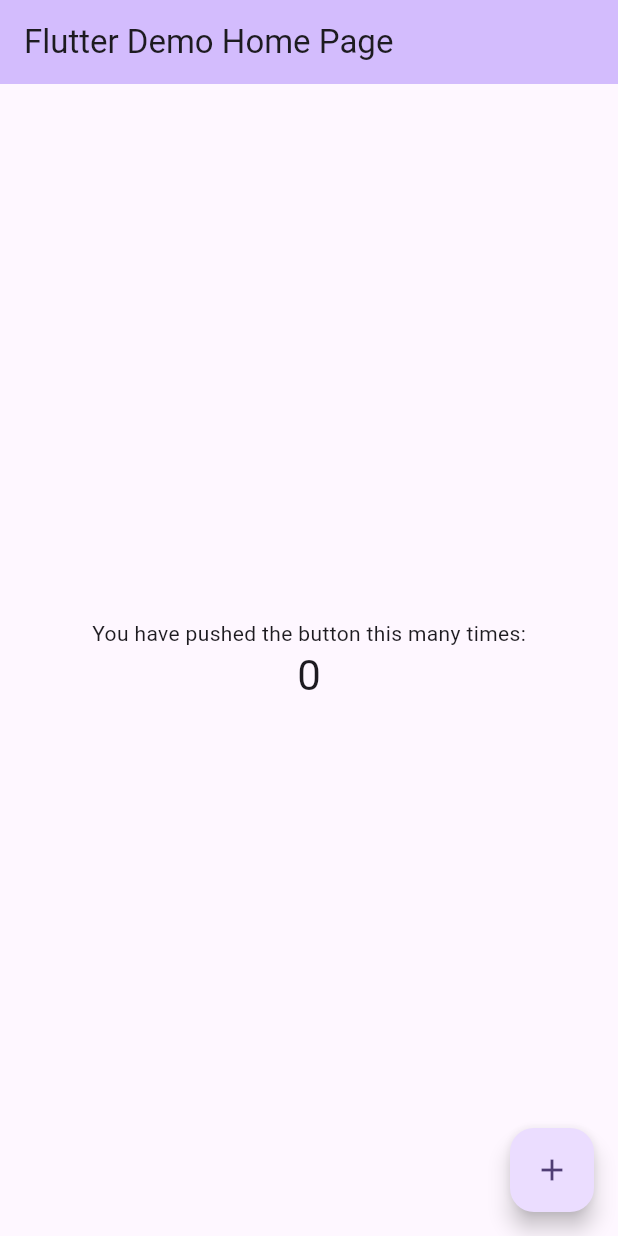
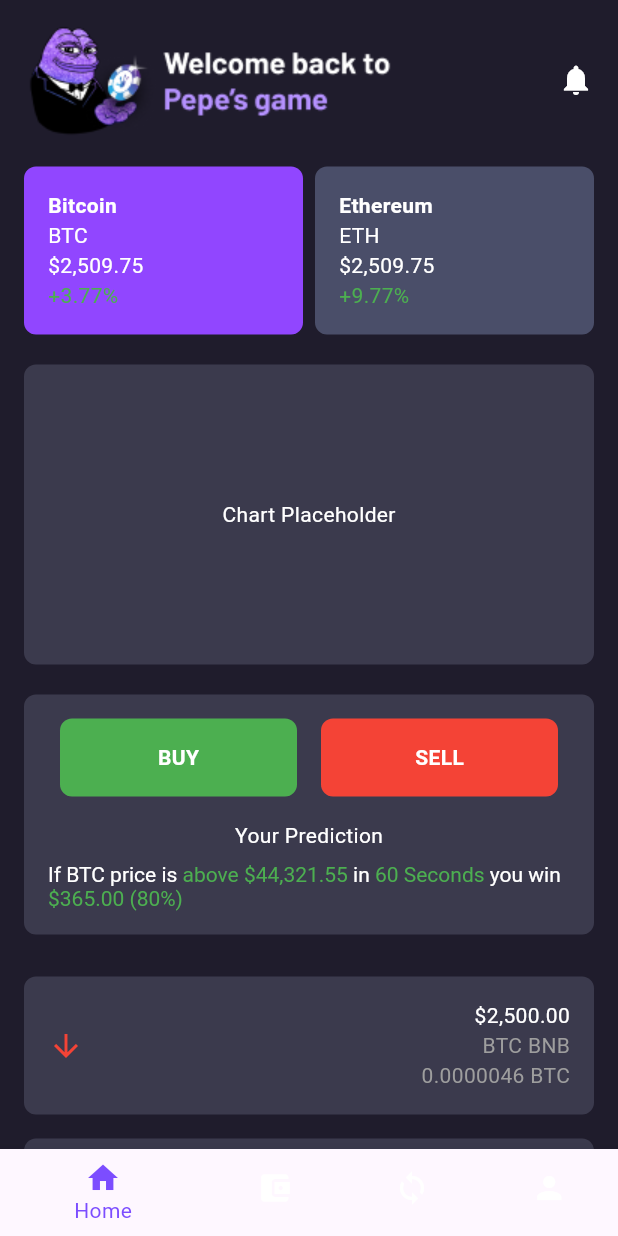
Before and after one commit to RasZarky/Pepe, a Flutter app: the screen it shows after launch, on a phone screen of 412 x 824 dp. Run offline on Flutter 3.47's test engine with Material 3 defaults, Android fonts, the light colour scheme and no system bars.

Commit message:
home page basic structure added

```diff
--- /dev/null
+++ b/lib/home/home_page.dart
@@ -0,0 +1,232 @@
+import 'package:flutter/material.dart';
+
+class HomePage extends StatefulWidget {
+  const HomePage({super.key});
+
+  @override
+  State<HomePage> createState() => _HomePageState();
+}
+
+class _HomePageState extends State<HomePage> {
+  @override
+  Widget build(BuildContext context) {
+    return Scaffold(
+        backgroundColor: const Color(0xFF1F1C2C),
+      // appBar: AppBar(
+      //   backgroundColor: Color(0xFF1F1C2C),
+      //   elevation: 0,
+      //   leading: IconButton(
+      //     icon: Icon(Icons.arrow_back_ios),
+      //     onPressed: () {},
+      //   ),
+      //   actions: [
+      //     IconButton(
+      //       icon: Icon(Icons.lock),
+      //       onPressed: () {},
+      //     ),
+      //   ],
+      // ),
+      body: SafeArea(
+        child: SingleChildScrollView(
+
+          padding: const EdgeInsets.all(16.0),
+          child: Column(
+            children: [
+              _buildHeader(),
+              SizedBox(height: 20),
+              _buildAssets(),
+              SizedBox(height: 20),
+              _buildChart(),
+              SizedBox(height: 20),
+              _buildPrediction(),
+              SizedBox(height: 20),
+              _buildPredictionsList(),
+            ],
+          ),
+        ),
+      ),
+      bottomNavigationBar: _buildBottomNavigationBar(),
+    );
+}
+
+  Widget _buildHeader() {
+    return Row(
+      mainAxisAlignment: MainAxisAlignment.spaceBetween,
+      children: [
+        Image.asset("assets/images/welcome.png"),
+        const Icon(Icons.notifications, color: Colors.white,)
+      ],
+    );
+  }
+
+  Widget _buildAssets() {
+    return Row(
+      children: [
+        _buildAssetCard('Bitcoin', 'BTC', '\$2,509.75', '+3.77%', Color(0xFF9146FF)),
+        SizedBox(width: 8),
+        _buildAssetCard('Ethereum', 'ETH', '\$2,509.75', '+9.77%', Color(0xFF4A4E69)),
+      ],
+    );
+  }
+
+  Widget _buildAssetCard(String name, String symbol, String price, String change, Color color) {
+    return Expanded(
+      child: Container(
+        padding: EdgeInsets.all(16),
+        decoration: BoxDecoration(
+          color: color,
+          borderRadius: BorderRadius.circular(8),
+        ),
+        child: Column(
+          crossAxisAlignment: CrossAxisAlignment.start,
+          children: [
+            Text(name, style: TextStyle(color: Colors.white, fontWeight: FontWeight.bold)),
+            Text(symbol, style: TextStyle(color: Colors.white)),
+            Text(price, style: TextStyle(color: Colors.white)),
+            Text(change, style: TextStyle(color: change.startsWith('+') ? Colors.green : Colors.red)),
+          ],
+        ),
+      ),
+    );
+  }
+
+  Widget _buildChart() {
+    return Container(
+      height: 200,
+      padding: EdgeInsets.all(16),
+      decoration: BoxDecoration(
+        color: Color(0xFF3B3A4D),
+        borderRadius: BorderRadius.circular(8),
+      ),
+      child: Center(
+        child: Text(
+          'Chart Placeholder', // Replace with your chart widget
+          style: TextStyle(color: Colors.white),
+        ),
+      ),
+    );
+  }
+
+  Widget _buildPrediction() {
+    return Container(
+      padding: EdgeInsets.all(16),
+      decoration: BoxDecoration(
+        color: Color(0xFF3B3A4D),
+        borderRadius: BorderRadius.circular(8),
+      ),
+      child: Column(
+        children: [
+          Row(
+            mainAxisAlignment: MainAxisAlignment.spaceBetween,
+            children: [
+              _buildPredictionButton('BUY', Colors.green),
+              _buildPredictionButton('SELL', Colors.red),
+            ],
+          ),
+          SizedBox(height: 16),
+          Text(
+            'Your Prediction',
+            style: TextStyle(color: Colors.white),
+          ),
+          SizedBox(height: 8),
+          RichText(
+            text: TextSpan(
+              children: [
+                TextSpan(text: 'If BTC price is ', style: TextStyle(color: Colors.white)),
+                TextSpan(text: 'above \$44,321.55 ', style: TextStyle(color: Colors.green)),
+                TextSpan(text: 'in ', style: TextStyle(color: Colors.white)),
+                TextSpan(text: '60 Seconds ', style: TextStyle(color: Colors.green)),
+                TextSpan(text: 'you win ', style: TextStyle(color: Colors.white)),
+                TextSpan(text: '\$365.00 (80%)', style: TextStyle(color: Colors.green)),
+              ],
+            ),
+          ),
+        ],
+      ),
+    );
+  }
+
+  Widget _buildPredictionButton(String label, Color color) {
+    return Expanded(
+      child: Container(
+        margin: EdgeInsets.symmetric(horizontal: 8),
+        padding: EdgeInsets.symmetric(vertical: 16),
+        decoration: BoxDecoration(
+          color: color,
+          borderRadius: BorderRadius.circular(8),
+        ),
+        child: Center(
+          child: Text(
+            label,
+            style: TextStyle(color: Colors.white, fontWeight: FontWeight.bold),
+          ),
+        ),
+      ),
+    );
+  }
+
+  Widget _buildPredictionsList() {
+    return Column(
+      children: [
+        _buildPredictionCard('SELL', '\$2,500.00', 'BTC BNB', '0.0000046 BTC', Colors.red),
+        _buildPredictionCard('BUY', '\$4,500.00', 'BTC BNB', '0.0000056 BTC', Colors.green),
+        _buildPredictionCard('SELL', '\$2,500.00', 'BTC BNB', '0.0000046 BTC', Colors.red),
+        _buildPredictionCard('BUY', '\$4,500.00', 'BTC BNB', '0.0000056 BTC', Colors.green),
+      ],
+    );
+  }
+
+  Widget _buildPredictionCard(String action, String price, String pair, String amount, Color color) {
+    return Container(
+      margin: EdgeInsets.symmetric(vertical: 8),
+      padding: EdgeInsets.all(16),
+      decoration: BoxDecoration(
+        color: Color(0xFF3B3A4D),
+        borderRadius: BorderRadius.circular(8),
+      ),
+      child: Row(
+        mainAxisAlignment: MainAxisAlignment.spaceBetween,
+        children: [
+          Icon(
+            action == 'BUY' ? Icons.arrow_upward : Icons.arrow_downward,
+            color: color,
+          ),
+          Column(
+            crossAxisAlignment: CrossAxisAlignment.end,
+            children: [
+              Text(price, style: TextStyle(color: Colors.white)),
+              Text(pair, style: TextStyle(color: Colors.grey)),
+              Text(amount, style: TextStyle(color: Colors.grey)),
+            ],
+          ),
+        ],
+      ),
+    );
+  }
+
+  Widget _buildBottomNavigationBar() {
+    return BottomNavigationBar(
+      backgroundColor: Color(0xFF1F1C2C),
+      selectedItemColor: Colors.deepPurpleAccent,
+      unselectedItemColor: Colors.white,
+      items: [
+        BottomNavigationBarItem(
+          icon: Icon(Icons.home),
+          label: 'Home',
+        ),
+        BottomNavigationBarItem(
+          icon: Icon(Icons.account_balance_wallet),
+          label: 'Wallet',
+        ),
+        BottomNavigationBarItem(
+          icon: Icon(Icons.loop),
+          label: 'Loop',
+        ),
+        BottomNavigationBarItem(
+          icon: Icon(Icons.person),
+          label: 'Profile',
+        ),
+      ],
+    );
+  }
+}
--- a/lib/main.dart
+++ b/lib/main.dart
@@ -1,4 +1,5 @@
 import 'package:flutter/material.dart';
+import 'package:pepe/home/home_page.dart';
 
 void main() {
   runApp(const MyApp());
@@ -11,7 +12,8 @@
   @override
   Widget build(BuildContext context) {
     return MaterialApp(
-      title: 'Flutter Demo',
+      debugShowCheckedModeBanner: false,
+      title: "Pepe's game",
       theme: ThemeData(
         // This is the theme of your application.
         //
@@ -31,95 +33,7 @@
         colorScheme: ColorScheme.fromSeed(seedColor: Colors.deepPurple),
         useMaterial3: true,
       ),
-      home: const MyHomePage(title: 'Flutter Demo Home Page'),
+      home: const HomePage(),
     );
   }
 }
-
-class MyHomePage extends StatefulWidget {
-  const MyHomePage({super.key, required this.title});
-
-  // This widget is the home page of your application. It is stateful, meaning
-  // that it has a State object (defined below) that contains fields that affect
-  // how it looks.
-
-  // This class is the configuration for the state. It holds the values (in this
-  // case the title) provided by the parent (in this case the App widget) and
-  // used by the build method of the State. Fields in a Widget subclass are
-  // always marked "final".
-
-  final String title;
-
-  @override
-  State<MyHomePage> createState() => _MyHomePageState();
-}
-
-class _MyHomePageState extends State<MyHomePage> {
-  int _counter = 0;
-
-  void _incrementCounter() {
-    setState(() {
-      // This call to setState tells the Flutter framework that something has
-      // changed in this State, which causes it to rerun the build method below
-      // so that the display can reflect the updated values. If we changed
-      // _counter without calling setState(), then the build method would not be
-      // called again, and so nothing would appear to happen.
-      _counter++;
-    });
-  }
-
-  @override
-  Widget build(BuildContext context) {
-    // This method is rerun every time setState is called, for instance as done
-    // by the _incrementCounter method above.
-    //
-    // The Flutter framework has been optimized to make rerunning build methods
-    // fast, so that you can just rebuild anything that needs updating rather
-    // than having to individually change instances of widgets.
-    return Scaffold(
-      appBar: AppBar(
-        // TRY THIS: Try changing the color here to a specific color (to
-        // Colors.amber, perhaps?) and trigger a hot reload to see the AppBar
-        // change color while the other colors stay the same.
-        backgroundColor: Theme.of(context).colorScheme.inversePrimary,
-        // Here we take the value from the MyHomePage object that was created by
-        // the App.build method, and use it to set our appbar title.
-        title: Text(widget.title),
-      ),
-      body: Center(
-        // Center is a layout widget. It takes a single child and positions it
-        // in the middle of the parent.
-        child: Column(
-          // Column is also a layout widget. It takes a list of children and
-          // arranges them vertically. By default, it sizes itself to fit its
-          // children horizontally, and tries to be as tall as its parent.
-          //
-          // Column has various properties to control how it sizes itself and
-          // how it positions its children. Here we use mainAxisAlignment to
-          // center the children vertically; the main axis here is the vertical
-          // axis because Columns are vertical (the cross axis would be
-          // horizontal).
-          //
-          // TRY THIS: Invoke "debug painting" (choose the "Toggle Debug Paint"
-          // action in the IDE, or press "p" in the console), to see the
-          // wireframe for each widget.
-          mainAxisAlignment: MainAxisAlignment.center,
-          children: <Widget>[
-            const Text(
-              'You have pushed the button this many times:',
-            ),
-            Text(
-              '$_counter',
-              style: Theme.of(context).textTheme.headlineMedium,
-            ),
-          ],
-        ),
-      ),
-      floatingActionButton: FloatingActionButton(
-        onPressed: _incrementCounter,
-        tooltip: 'Increment',
-        child: const Icon(Icons.add),
-      ), // This trailing comma makes auto-formatting nicer for build methods.
-    );
-  }
-}
--- a/pubspec.yaml
+++ b/pubspec.yaml
@@ -59,7 +59,9 @@ flutter:
   uses-material-design: true
 
   # To add assets to your application, add an assets section, like this:
-  # assets:
+  assets:
+    - assets/
+    - assets/images/
   #   - images/a_dot_burr.jpeg
   #   - images/a_dot_ham.jpeg
 
```
Also changed, not shown: assets/images/notification.png (added), assets/images/welcome.png (added).
